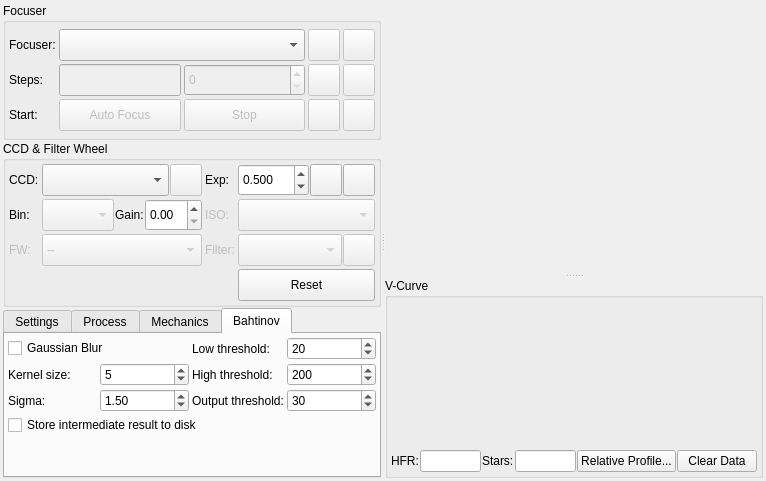
Qt form kstars/ekos/focus/focus.ui (prmolenaar/kstars) before a commit.
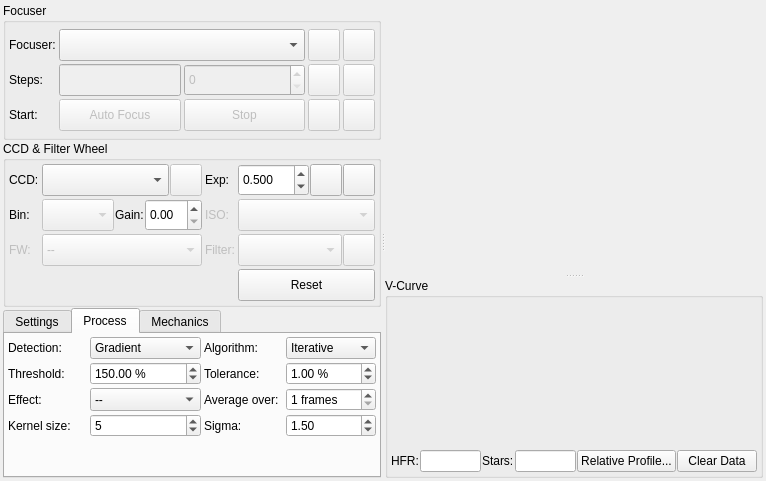
The same form after that commit. The open tabs and pages were chosen to show the change. Icons and pictures are not drawn. Custom widgets are drawn as their Qt base class.

Commit message: Implemented rotational Bahtinov algorithm and cleaned up interface and logging.

The edit to the form file:
```diff
--- a/kstars/ekos/focus/focus.ui
+++ b/kstars/ekos/focus/focus.ui
@@ -1278,6 +1278,64 @@
                </property>
               </widget>
              </item>
+             <item row="3" column="0">
+              <widget class="QLabel" name="label_26">
+               <property name="text">
+                <string>Kernel size:</string>
+               </property>
+              </widget>
+             </item>
+             <item row="3" column="1">
+              <widget class="QSpinBox" name="gaussianKernelSizeSpin">
+               <property name="enabled">
+                <bool>true</bool>
+               </property>
+               <property name="toolTip">
+                <string>&lt;html&gt;&lt;head/&gt;&lt;body&gt;&lt;p&gt;The gaussian blur kernel size. Used for blurring the image before for instance the Bahtinov edge detection.&lt;/p&gt;&lt;/body&gt;&lt;/html&gt;</string>
+               </property>
+               <property name="minimum">
+                <number>3</number>
+               </property>
+               <property name="maximum">
+                <number>15</number>
+               </property>
+               <property name="singleStep">
+                <number>2</number>
+               </property>
+               <property name="value">
+                <number>5</number>
+               </property>
+              </widget>
+             </item>
+             <item row="3" column="2">
+              <widget class="QLabel" name="label_20">
+               <property name="text">
+                <string>Sigma:</string>
+               </property>
+               <property name="textFormat">
+                <enum>Qt::AutoText</enum>
+               </property>
+              </widget>
+             </item>
+             <item row="3" column="3">
+              <widget class="QDoubleSpinBox" name="gaussianSigmaSpin">
+               <property name="toolTip">
+                <string>&lt;html&gt;&lt;head/&gt;&lt;body&gt;&lt;p&gt;The gaussian sigma value. Used for blurring the image before for instance the Bahtinov edge detection.&lt;/p&gt;&lt;/body&gt;&lt;/html&gt;</string>
+               </property>
+               <property name="minimum">
+                <double>0.100000000000000</double>
+               </property>
+               <property name="maximum">
+                <double>10.000000000000000</double>
+               </property>
+               <property name="singleStep">
+                <double>0.100000000000000</double>
+               </property>
+               <property name="value">
+                <double>1.500000000000000</double>
+               </property>
+              </widget>
+             </item>
             </layout>
            </item>
            <item>
@@ -1485,228 +1543,6 @@
            </item>
           </layout>
          </widget>
-         <widget class="QWidget" name="tab_4">
-          <attribute name="title">
-           <string>Bahtinov</string>
-          </attribute>
-          <layout class="QVBoxLayout" name="verticalLayout_7">
-           <property name="spacing">
-            <number>3</number>
-           </property>
-           <property name="leftMargin">
-            <number>3</number>
-           </property>
-           <property name="topMargin">
-            <number>3</number>
-           </property>
-           <property name="rightMargin">
-            <number>3</number>
-           </property>
-           <property name="bottomMargin">
-            <number>3</number>
-           </property>
-           <item>
-            <layout class="QGridLayout" name="gridLayout_5" rowstretch="0,0,0,0,0,0">
-             <property name="spacing">
-              <number>3</number>
-             </property>
-             <item row="5" column="0" colspan="4">
-              <widget class="QCheckBox" name="bahtinovStoreIntermediateResultCheck">
-               <property name="enabled">
-                <bool>true</bool>
-               </property>
-               <property name="text">
-                <string>Store intermediate result to disk</string>
-               </property>
-              </widget>
-             </item>
-             <item row="4" column="3">
-              <widget class="QSpinBox" name="bahtinovThresholdSpin">
-               <property name="enabled">
-                <bool>true</bool>
-               </property>
-               <property name="sizePolicy">
-                <sizepolicy hsizetype="Minimum" vsizetype="Preferred">
-                 <horstretch>0</horstretch>
-                 <verstretch>0</verstretch>
-                </sizepolicy>
-               </property>
-               <property name="toolTip">
-                <string>&lt;html&gt;&lt;head/&gt;&lt;body&gt;&lt;p&gt;Bahtinov edge detection threshold. Decrease if not all three lines of the Bahtinov mask pattern are detected.&lt;/p&gt;&lt;/body&gt;&lt;/html&gt;</string>
-               </property>
-               <property name="minimum">
-                <number>1</number>
-               </property>
-               <property name="maximum">
-                <number>255</number>
-               </property>
-               <property name="value">
-                <number>30</number>
-               </property>
-              </widget>
-             </item>
-             <item row="4" column="2">
-              <widget class="QLabel" name="label_24">
-               <property name="toolTip">
-                <string/>
-               </property>
-               <property name="text">
-                <string>Output threshold:</string>
-               </property>
-              </widget>
-             </item>
-             <item row="4" column="0">
-              <widget class="QLabel" name="label_20">
-               <property name="text">
-                <string>Sigma:</string>
-               </property>
-               <property name="textFormat">
-                <enum>Qt::AutoText</enum>
-               </property>
-              </widget>
-             </item>
-             <item row="3" column="3">
-              <widget class="QSpinBox" name="bahtinovHighThresholdSpin">
-               <property name="enabled">
-                <bool>true</bool>
-               </property>
-               <property name="sizePolicy">
-                <sizepolicy hsizetype="Minimum" vsizetype="Preferred">
-                 <horstretch>0</horstretch>
-                 <verstretch>0</verstretch>
-                </sizepolicy>
-               </property>
-               <property name="toolTip">
-                <string>&lt;html&gt;&lt;head/&gt;&lt;body&gt;&lt;p&gt;Bahtinov upper threshold. Decrease if not all three lines of the Bahtinov mask pattern are detected.&lt;/p&gt;&lt;/body&gt;&lt;/html&gt;</string>
-               </property>
-               <property name="minimum">
-                <number>1</number>
-               </property>
-               <property name="maximum">
-                <number>255</number>
-               </property>
-               <property name="value">
-                <number>200</number>
-               </property>
-              </widget>
-             </item>
-             <item row="3" column="1">
-              <widget class="QSpinBox" name="bahtinovKernelSizeSpin">
-               <property name="enabled">
-                <bool>true</bool>
-               </property>
-               <property name="toolTip">
-                <string>&lt;html&gt;&lt;head/&gt;&lt;body&gt;&lt;p&gt;Gaussian blur kernel size. Used for blurring the image before performing the Bahtinov edge detection.&lt;/p&gt;&lt;/body&gt;&lt;/html&gt;</string>
-               </property>
-               <property name="minimum">
-                <number>3</number>
-               </property>
-               <property name="maximum">
-                <number>15</number>
-               </property>
-               <property name="singleStep">
-                <number>2</number>
-               </property>
-               <property name="value">
-                <number>5</number>
-               </property>
-              </widget>
-             </item>
-             <item row="1" column="3">
-              <widget class="QSpinBox" name="bahtinovLowThresholdSpin">
-               <property name="enabled">
-                <bool>true</bool>
-               </property>
-               <property name="sizePolicy">
-                <sizepolicy hsizetype="Minimum" vsizetype="Preferred">
-                 <horstretch>0</horstretch>
-                 <verstretch>0</verstretch>
-                </sizepolicy>
-               </property>
-               <property name="toolTip">
-                <string>&lt;html&gt;&lt;head/&gt;&lt;body&gt;&lt;p&gt;Bahtinov lower threshold. Decrease if not all three lines of the Bahtinov mask pattern are detected.&lt;/p&gt;&lt;/body&gt;&lt;/html&gt;</string>
-               </property>
-               <property name="minimum">
-                <number>1</number>
-               </property>
-               <property name="maximum">
-                <number>255</number>
-               </property>
-               <property name="value">
-                <number>20</number>
-               </property>
-              </widget>
-             </item>
-             <item row="1" column="2">
-              <widget class="QLabel" name="label_23">
-               <property name="toolTip">
-                <string/>
-               </property>
-               <property name="text">
-                <string>Low threshold:</string>
-               </property>
-              </widget>
-             </item>
-             <item row="3" column="2">
-              <widget class="QLabel" name="label_25">
-               <property name="toolTip">
-                <string/>
-               </property>
-               <property name="text">
-                <string>High threshold:</string>
-               </property>
-              </widget>
-             </item>
-             <item row="3" column="0">
-              <widget class="QLabel" name="label_26">
-               <property name="text">
-                <string>Kernel size:</string>
-               </property>
-              </widget>
-             </item>
-             <item row="1" column="0" colspan="2">
-              <widget class="QCheckBox" name="bahtinovGaussianBlurCheck">
-               <property name="enabled">
-                <bool>true</bool>
-               </property>
-               <property name="text">
-                <string>Gaussian Blur</string>
-               </property>
-              </widget>
-             </item>
-             <item row="4" column="1">
-              <widget class="QDoubleSpinBox" name="bahtinovGaussianSigmaSpin">
-               <property name="minimum">
-                <double>0.100000000000000</double>
-               </property>
-               <property name="maximum">
-                <double>10.000000000000000</double>
-               </property>
-               <property name="singleStep">
-                <double>0.100000000000000</double>
-               </property>
-               <property name="value">
-                <double>1.500000000000000</double>
-               </property>
-              </widget>
-             </item>
-            </layout>
-           </item>
-           <item>
-            <spacer name="verticalSpacer_9">
-             <property name="orientation">
-              <enum>Qt::Vertical</enum>
-             </property>
-             <property name="sizeHint" stdset="0">
-              <size>
-               <width>20</width>
-               <height>40</height>
-              </size>
-             </property>
-            </spacer>
-           </item>
-          </layout>
-         </widget>
         </widget>
        </item>
       </layout>
```
Left out of the diff: 7 changed lines with no effect on the pictures. The commit also changes 10 other files.
